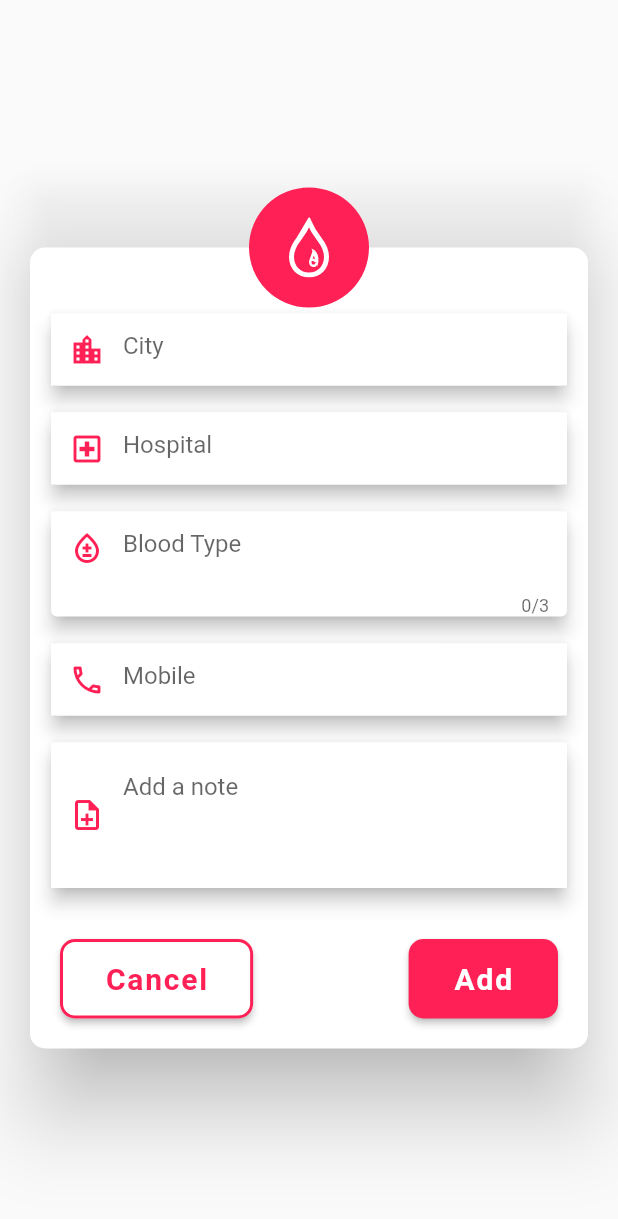
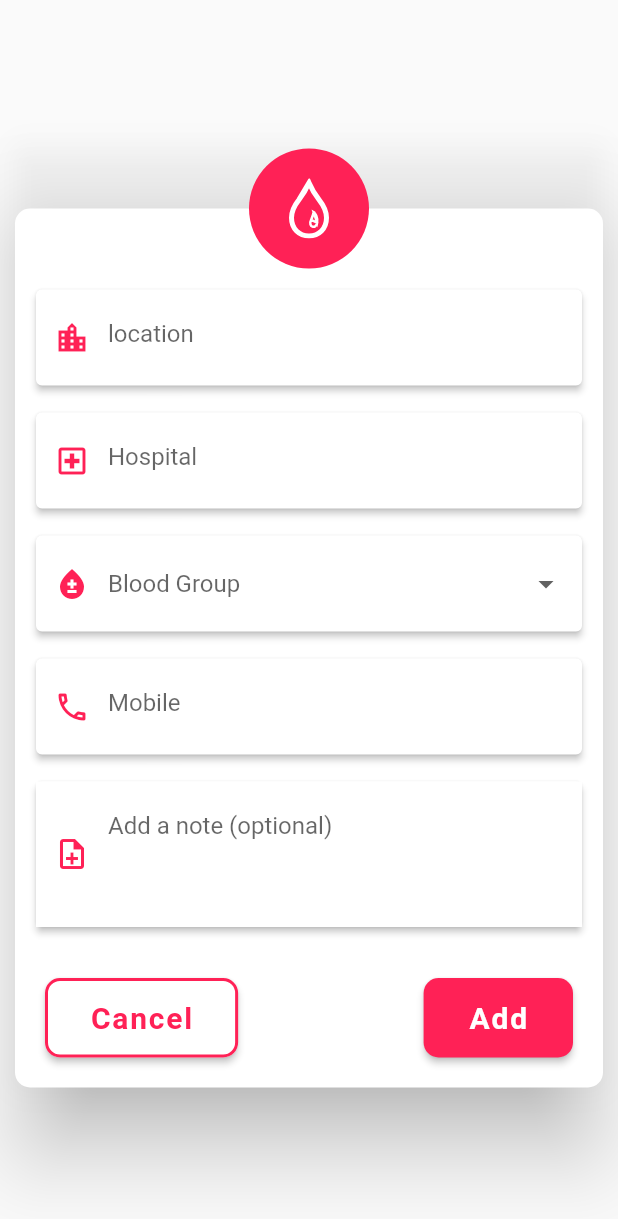
Before and after one commit to abdullahalmasum1120/Plasma, a Flutter app: the BloodRequestDialog widget shown alone on an empty page, opened directly, on a phone screen of 412 x 824 dp. Shown: the top 1219 px of the screen. Run offline on Flutter 3.47's test engine with Material 2 defaults, Android fonts, the phone set to English and light mode, and no system bars; our stand-ins replace badges, carousel_slider, cloud_firestore, firebase_auth, firebase_core, firebase_database and 5 more; accounts and stored records are empty; network calls fail.

Commit message:
added backend for home half of all

```diff
--- a/lib/components/dialogs/blood_request_dialog.dart
+++ /dev/null
@@ -1,197 +0,0 @@
-// ignore_for_file: prefer_const_constructors, unnecessary_new
-
-import 'package:blood_donation/components/dialogs/request_succesful.dart';
-import 'package:blood_donation/components/filled_Button.dart';
-import 'package:blood_donation/components/outlined_button.dart';
-import 'package:flutter/material.dart';
-import 'package:flutter/painting.dart';
-import 'package:flutter_svg/flutter_svg.dart';
-
-class BloodRequestDialog extends StatelessWidget {
-  const BloodRequestDialog({Key? key}) : super(key: key);
-
-  @override
-  Widget build(BuildContext context) {
-    return new Dialog(
-      backgroundColor: Colors.transparent,
-      insetPadding: EdgeInsets.symmetric(
-        horizontal: 20,
-        vertical: 40,
-      ),
-      shape: new RoundedRectangleBorder(
-        borderRadius: BorderRadius.circular(10),
-      ),
-      child: new Stack(
-        children: [
-          new Container(
-            margin: EdgeInsets.only(top: 40),
-            decoration: new BoxDecoration(
-              color: Colors.white,
-              borderRadius: BorderRadius.circular(10),
-            ),
-            child: new SingleChildScrollView(
-              child: Padding(
-                padding: const EdgeInsets.all(10),
-                child: new Column(
-                  children: [
-                    new SizedBox(
-                      height: 30,
-                    ),
-                    new Card(
-                      elevation: 5,
-                      child: new TextFormField(
-                        keyboardType: TextInputType.text,
-                        decoration: new InputDecoration(
-                          border: InputBorder.none,
-                          hintText: "City",
-                          fillColor: Colors.white,
-                          filled: true,
-                          prefixIcon: new Icon(
-                            Icons.location_city_outlined,
-                            color: new Color(0xFFFF2156),
-                          ),
-                        ),
-                      ),
-                    ),
-                    new SizedBox(
-                      height: 10,
-                    ),
-                    new Card(
-                      elevation: 5,
-                      child: new TextFormField(
-                        keyboardType: TextInputType.text,
-                        decoration: new InputDecoration(
-                          border: InputBorder.none,
-                          hintText: "Hospital",
-                          fillColor: Colors.white,
-                          filled: true,
-                          prefixIcon: new Icon(
-                            Icons.local_hospital_outlined,
-                            color: new Color(0xFFFF2156),
-                          ),
-                        ),
-                      ),
-                    ),
-                    new SizedBox(
-                      height: 10,
-                    ),
-                    new Card(
-                      elevation: 5,
-                      child: new TextFormField(
-                        keyboardType: TextInputType.text,
-                        decoration: new InputDecoration(
-                          border: InputBorder.none,
-                          hintText: "Blood Type",
-                          fillColor: Colors.white,
-                          filled: true,
-                          prefixIcon: new Icon(
-                            Icons.bloodtype_outlined,
-                            color: new Color(0xFFFF2156),
-                          ),
-                        ),
-                        maxLength: 3,
-                      ),
-                    ),
-                    new SizedBox(
-                      height: 10,
-                    ),
-                    new Card(
-                      elevation: 5,
-                      child: new TextFormField(
-                        keyboardType: TextInputType.phone,
-                        decoration: new InputDecoration(
-                          border: InputBorder.none,
-                          hintText: "Mobile",
-                          fillColor: Colors.white,
-                          filled: true,
-                          prefixIcon: new Icon(
-                            Icons.call_outlined,
-                            color: new Color(0xFFFF2156),
-                          ),
-                        ),
-                      ),
-                    ),
-                    new SizedBox(
-                      height: 10,
-                    ),
-                    new Card(
-                      elevation: 5,
-                      child: new TextFormField(
-                        keyboardType: TextInputType.multiline,
-                        textAlignVertical: TextAlignVertical.center,
-                        decoration: new InputDecoration(
-                          border: InputBorder.none,
-                          contentPadding: EdgeInsets.all(20),
-                          hintText: "Add a note",
-                          fillColor: Colors.white,
-                          filled: true,
-                          prefixIcon: new Icon(
-                            Icons.note_add_outlined,
-                            color: new Color(0xFFFF2156),
-                          ),
-                        ),
-                        maxLines: 3,
-                      ),
-                    ),
-                    new SizedBox(
-                      height: 20,
-                    ),
-                    new Padding(
-                      padding: const EdgeInsets.all(10),
-                      child: new Row(
-                        mainAxisAlignment: MainAxisAlignment.spaceBetween,
-                        children: [
-                          new MyOutlinedButton(
-                            text: "Cancel",
-                            size: new Size(0, 0),
-                            function: () {
-                              Navigator.pop(context, "Cancel");
-                            },
-                            borderRadius: 10,
-                          ),
-                          new MyFilledButton(
-                            child: new Text("Add",
-                              style: TextStyle(
-                                color: Colors.white,
-                                fontSize: 20,
-                                letterSpacing: 1.2,
-                                fontWeight: FontWeight.bold,
-                              ),),
-                            size: new Size(0, 0),
-                            function: () {
-                              Navigator.pop(context, "OK");
-                              showDialog(
-                                context: context,
-                                builder: (context) {
-                                  return new SuccessfulDialog();
-                                },
-                              );
-                            },
-                            borderRadius: 10,
-                          ),
-                        ],
-                      ),
-                    ),
-                  ],
-                ),
-              ),
-            ),
-          ),
-          new Positioned(
-            right: 10,
-            left: 10,
-            child: new CircleAvatar(
-              radius: 40,
-              backgroundColor: new Color(0xFFFF2156),
-              child: new SvgPicture.asset(
-                "assets/icons/drop_extended.svg",
-                height: 40,
-                width: 40,
-              ),
-            ),
-          ),
-        ],
-      ),
-    );
-  }
-}
--- a/lib/main.dart
+++ b/lib/main.dart
@@ -3,7 +3,6 @@
 import 'package:blood_donation/pages/authentication/authentication.dart';
 import 'package:blood_donation/pages/bording/boarding.dart';
 import 'package:blood_donation/pages/home/home.dart';
-import 'package:blood_donation/pages/profile/profile.dart';
 import 'package:blood_donation/pages/splsh/splash.dart';
 import 'package:blood_donation/pages/update_user_info/update_user_info.dart';
 import 'package:firebase_core/firebase_core.dart';
--- a/lib/pages/home/components/appbar.dart
+++ b/lib/pages/home/components/appbar.dart
@@ -52,6 +52,7 @@ class MyAppBar extends StatelessWidget implements PreferredSizeWidget {
                   snapshot.data!.docs;
 
               int unread = 0;
+
               for (var i in notifications) {
                 if (i["status"] == "unread") {
                   unread++;
@@ -64,6 +65,7 @@ class MyAppBar extends StatelessWidget implements PreferredSizeWidget {
                 },
                 icon: new Badge(
                   badgeContent: new Text(unread.toString()),
+                  showBadge: (unread != 0),
                   child: new Icon(
                     Icons.notifications_outlined,
                     color: Colors.black,
--- /dev/null
+++ b/lib/pages/home/components/blood_request_dialog.dart
@@ -0,0 +1,354 @@
+// ignore_for_file: prefer_const_constructors, unnecessary_new
+
+import 'package:blood_donation/components/assentials/data_validator.dart';
+import 'package:blood_donation/components/dialogs/loading.dart';
+import 'package:blood_donation/components/dialogs/request_succesful.dart';
+import 'package:blood_donation/components/filled_Button.dart';
+import 'package:blood_donation/components/outlined_button.dart';
+import 'package:cloud_firestore/cloud_firestore.dart';
+import 'package:firebase_auth/firebase_auth.dart';
+import 'package:flutter/material.dart';
+import 'package:flutter/painting.dart';
+import 'package:get/get.dart';
+import 'package:intl/intl.dart';
+import 'package:flutter_svg/flutter_svg.dart';
+import 'package:uuid/uuid.dart';
+
+class BloodRequestDialog extends StatefulWidget {
+  const BloodRequestDialog({Key? key}) : super(key: key);
+
+  @override
+  State<BloodRequestDialog> createState() => _BloodRequestDialogState();
+}
+
+class _BloodRequestDialogState extends State<BloodRequestDialog> {
+  final TextEditingController _locationController = new TextEditingController();
+  final TextEditingController _hospitalController = new TextEditingController();
+  final TextEditingController _mobileController = new TextEditingController();
+  final TextEditingController _noteController = new TextEditingController();
+
+  final GlobalKey<FormState> _myFormKey = GlobalKey<FormState>();
+  String _selectedBloodGroup = "default";
+
+  @override
+  void dispose() {
+    // TODO: implement dispose
+    _locationController.dispose();
+    _hospitalController.dispose();
+    _mobileController.dispose();
+    _noteController.dispose();
+    super.dispose();
+  }
+
+  @override
+  Widget build(BuildContext context) {
+    return new GestureDetector(
+      onTap: () => FocusScope.of(context).requestFocus(FocusScopeNode()),
+      child: new Dialog(
+        backgroundColor: Colors.transparent,
+        insetPadding: EdgeInsets.symmetric(
+          horizontal: 10,
+        ),
+        shape: new RoundedRectangleBorder(
+          borderRadius: BorderRadius.circular(10),
+        ),
+        child: new Stack(
+          children: [
+            new Container(
+              margin: EdgeInsets.only(top: 40),
+              decoration: new BoxDecoration(
+                color: Colors.white,
+                borderRadius: BorderRadius.circular(10),
+              ),
+              child: new SingleChildScrollView(
+                child: new Padding(
+                  padding: const EdgeInsets.all(10),
+                  child: new Form(
+                    key: _myFormKey,
+                    child: new Column(
+                      children: [
+                        new SizedBox(
+                          height: 40,
+                        ),
+                        new Card(
+                          elevation: 2,
+                          child: new Padding(
+                            padding: const EdgeInsets.symmetric(vertical: 8),
+                            child: new TextFormField(
+                              validator: (location) {
+                                if (location!.length > 10) {
+                                  return null;
+                                }
+                                return "Please describe location specificly";
+                              },
+                              controller: _locationController,
+                              keyboardType: TextInputType.text,
+                              decoration: new InputDecoration(
+                                border: InputBorder.none,
+                                hintText: "location",
+                                fillColor: Colors.white,
+                                filled: true,
+                                prefixIcon: new Icon(
+                                  Icons.location_city_outlined,
+                                  color: new Color(0xFFFF2156),
+                                ),
+                              ),
+                            ),
+                          ),
+                        ),
+                        new SizedBox(
+                          height: 10,
+                        ),
+                        new Card(
+                          elevation: 2,
+                          child: new Padding(
+                            padding: const EdgeInsets.symmetric(vertical: 8),
+                            child: new TextFormField(
+                              validator: (hospital) {
+                                if (hospital!.length > 5) {
+                                  return null;
+                                }
+                                return "Hospital Name must be greater then 5 charechter";
+                              },
+                              controller: _hospitalController,
+                              keyboardType: TextInputType.text,
+                              decoration: new InputDecoration(
+                                border: InputBorder.none,
+                                hintText: "Hospital",
+                                fillColor: Colors.white,
+                                filled: true,
+                                prefixIcon: new Icon(
+                                  Icons.local_hospital_outlined,
+                                  color: new Color(0xFFFF2156),
+                                ),
+                              ),
+                            ),
+                          ),
+                        ),
+                        new SizedBox(
+                          height: 10,
+                        ),
+                        new Card(
+                          elevation: 2,
+                          child: new Padding(
+                            padding: const EdgeInsets.symmetric(vertical: 8),
+                            child: new DropdownButtonFormField<String>(
+                              validator: (bloodGroup) {
+                                if (bloodGroup != null) {
+                                  return null;
+                                }
+                                return "Please Select Your Blood Group";
+                              },
+                              decoration: new InputDecoration(
+                                border: InputBorder.none,
+                                fillColor: Colors.white,
+                                filled: true,
+                                prefixIcon: new Icon(
+                                  Icons.bloodtype,
+                                  color: new Color(0xFFFF2156),
+                                ),
+                              ),
+                              hint: new Text("Blood Group"),
+                              items: <String>[
+                                'A+',
+                                'A-',
+                                'B+',
+                                'B-',
+                                'O+',
+                                'O-',
+                                'AB+',
+                                'AB-',
+                              ].map((String value) {
+                                return DropdownMenuItem<String>(
+                                  value: value,
+                                  child: Text(value),
+                                );
+                              }).toList(),
+                              onChanged: (value) {
+                                setState(() {
+                                  if (value != null) {
+                                    _selectedBloodGroup = value;
+                                  }
+                                });
+                              },
+                            ),
+                          ),
+                        ),
+                        new SizedBox(
+                          height: 10,
+                        ),
+                        new Card(
+                          elevation: 2,
+                          child: new Padding(
+                            padding: const EdgeInsets.symmetric(vertical: 8),
+                            child: new TextFormField(
+                              validator: (mobile) {
+                                if (DataValidator.isValidatePhone(mobile!)) {
+                                  return null;
+                                }
+                                return "Invalid Phone Number";
+                              },
+                              controller: _mobileController,
+                              keyboardType: TextInputType.phone,
+                              decoration: new InputDecoration(
+                                border: InputBorder.none,
+                                hintText: "Mobile",
+                                fillColor: Colors.white,
+                                filled: true,
+                                prefixIcon: new Icon(
+                                  Icons.call_outlined,
+                                  color: new Color(0xFFFF2156),
+                                ),
+                              ),
+                            ),
+                          ),
+                        ),
+                        new SizedBox(
+                          height: 10,
+                        ),
+                        new Card(
+                          elevation: 2,
+                          child: new TextFormField(
+                            controller: _noteController,
+                            keyboardType: TextInputType.multiline,
+                            textAlignVertical: TextAlignVertical.center,
+                            decoration: new InputDecoration(
+                              border: InputBorder.none,
+                              contentPadding: EdgeInsets.all(20),
+                              hintText: "Add a note (optional)",
+                              fillColor: Colors.white,
+                              filled: true,
+                              prefixIcon: new Icon(
+                                Icons.note_add_outlined,
+                                color: new Color(0xFFFF2156),
+                              ),
+                            ),
+                            maxLines: 3,
+                          ),
+                        ),
+                        new SizedBox(
+                          height: 20,
+                        ),
+                        new Padding(
+                          padding: const EdgeInsets.all(10),
+                          child: new Row(
+                            mainAxisAlignment: MainAxisAlignment.spaceBetween,
+                            children: [
+                              new MyOutlinedButton(
+                                text: "Cancel",
+                                size: new Size(0, 0),
+                                function: () {
+                                  Navigator.pop(context, "Cancel");
+                                },
+                                borderRadius: 10,
+                              ),
+                              new MyFilledButton(
+                                child: new Text(
+                                  "Add",
+                                  style: TextStyle(
+                                    color: Colors.white,
+                                    fontSize: 20,
+                                    letterSpacing: 1.2,
+                                    fontWeight: FontWeight.bold,
+                                  ),
+                                ),
+                                size: new Size(0, 0),
+                                function: () {
+                                  if (_myFormKey.currentState!.validate()) {
+                                    addRequest(
+                                      location: _locationController.text.trim(),
+                                      hospitalName:
+                                          _hospitalController.text.trim(),
+                                      bloodGroup: _selectedBloodGroup,
+                                      phone: _mobileController.text.trim(),
+                                      note: (_noteController.text
+                                              .trim()
+                                              .isNotEmpty)
+                                          ? _noteController.text.trim()
+                                          : null,
+                                      time: DateFormat('kk:mm')
+                                          .format(DateTime.now()),
+                                      date: DateFormat('yyyy-MM-dd')
+                                          .format(DateTime.now()),
+                                      id: Uuid().v1(),
+                                    );
+                                  }
+                                },
+                                borderRadius: 10,
+                              ),
+                            ],
+                          ),
+                        ),
+                      ],
+                    ),
+                  ),
+                ),
+              ),
+            ),
+            new Positioned(
+              right: 10,
+              left: 10,
+              child: new CircleAvatar(
+                radius: 40,
+                backgroundColor: new Color(0xFFFF2156),
+                child: new SvgPicture.asset(
+                  "assets/icons/drop_extended.svg",
+                  height: 40,
+                  width: 40,
+                ),
+              ),
+            ),
+          ],
+        ),
+      ),
+    );
+  }
+
+  void addRequest({
+    required String location,
+    required String hospitalName,
+    required String bloodGroup,
+    required String phone,
+    required String? note,
+    required String time,
+    required String date,
+    required String id,
+  }) async {
+    showDialog(
+        context: context,
+        builder: (context) {
+          return new Loading();
+        });
+    Map<String, dynamic> requestInfo = {
+      "username": FirebaseAuth.instance.currentUser!.displayName,
+      "hospital": hospitalName,
+      "bloodGroup": bloodGroup,
+      "location": location,
+      "phone": phone,
+      "requestedTime": time,
+      "requestedDate": date,
+      "note": note,
+      "id": id,
+      "uid": FirebaseAuth.instance.currentUser!.uid,
+    };
+
+    try {
+      await FirebaseFirestore.instance
+          .collection("requests")
+          .doc(id)
+          .set(requestInfo)
+          .then((value) {
+        Navigator.pop(context);
+      });
+      Navigator.pop(context);
+      showDialog(
+          context: context,
+          builder: (context) {
+            return new SuccessfulDialog();
+          });
+    } on FirebaseException catch (e) {
+      Navigator.pop(context);
+      Get.snackbar("Warning!", e.code);
+    }
+  }
+}
--- a/lib/pages/home/home.dart
+++ b/lib/pages/home/home.dart
@@ -1,6 +1,6 @@
 // ignore_for_file: unnecessary_new, prefer_const_constructors
 
-import 'package:blood_donation/components/dialogs/blood_request_dialog.dart';
+import 'package:blood_donation/pages/home/components/blood_request_dialog.dart';
 import 'package:blood_donation/pages/home/components/appbar.dart';
 import 'package:blood_donation/pages/home/components/body.dart';
 import 'package:flutter/material.dart';
--- a/lib/pages/update_user_info/update_user_info.dart
+++ b/lib/pages/update_user_info/update_user_info.dart
@@ -279,6 +279,8 @@ class _UpdateUserInfoState extends State<UpdateUserInfo> {
             .doc(FirebaseAuth.instance.currentUser!.uid)
             .set(userInfo)
             .then((value) => {
+                  FirebaseAuth.instance.currentUser!
+                      .updateDisplayName(username),
                   Navigator.pop(context),
                   Get.offAllNamed("/"),
                 });
--- a/pubspec.yaml
+++ b/pubspec.yaml
@@ -45,6 +45,7 @@ dependencies:
   badges: ^2.0.1
   get: ^4.3.8
   url_launcher: ^6.0.15
+  uuid: ^3.0.5
   image_picker: ^0.8.4+4
 
 dev_dependencies:
```
Also changed, not shown: lib/pages/home/components/body.dart (+41 -4 lines), lib/pages/home/components/list_item.dart (+8 -12 lines), pubspec.lock, 1 other file.
